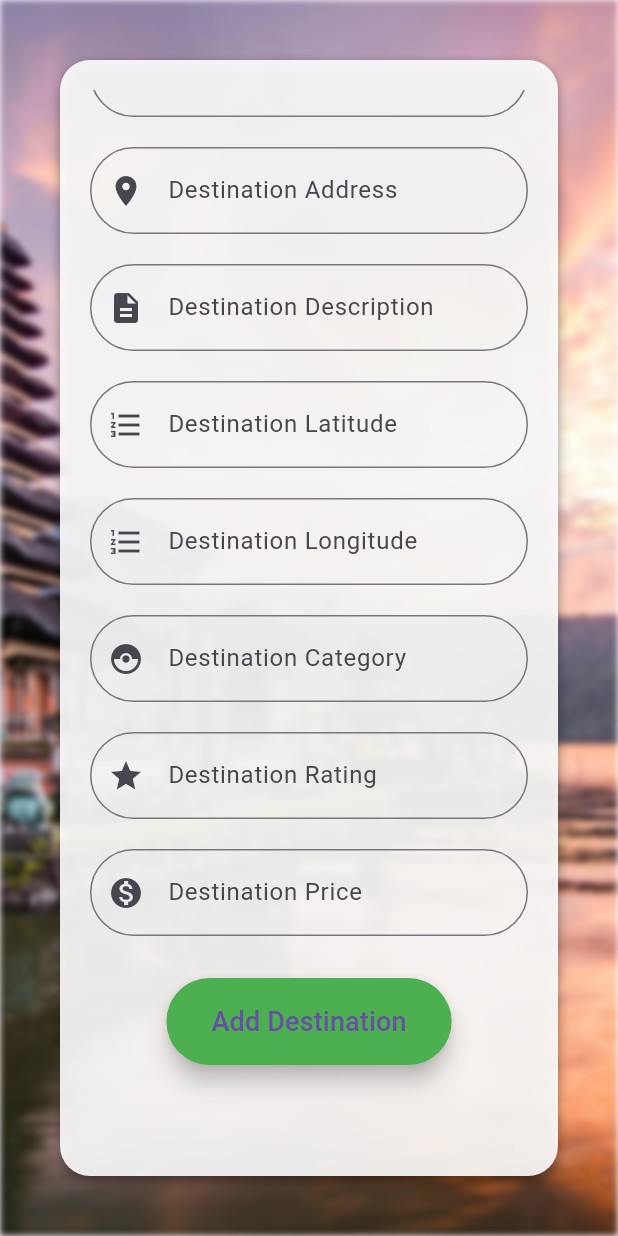
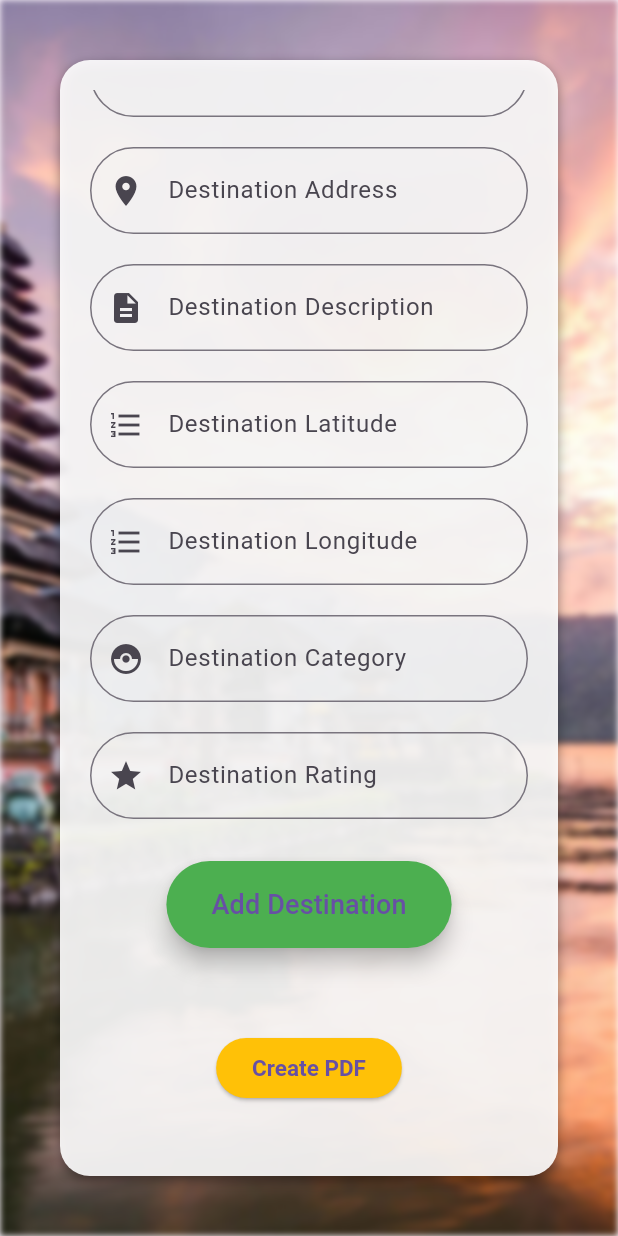
Before and after one commit to WIBU1234/tubespariwisata, a Flutter app: the UpdatePageDestination screen opened directly with empty values, scrolled down 537 dp, on a phone screen of 412 x 824 dp. Run offline on Flutter 3.47's test engine with Material 3 defaults, Android fonts, the phone set to English and light mode, and no system bars; our stand-ins replace barcode_widget, camera, dot_navigation_bar, flutter_image_compress, flutter_map, flutter_riverpod and 8 more; missing offline and left inert: mobile_scanner; accounts and stored records are empty; network calls fail.

Commit message:
Detach some stupid idea, well it works

```diff
--- a/lib/adminLaunch/container/addDestination/updateDestination.dart
+++ b/lib/adminLaunch/container/addDestination/updateDestination.dart
@@ -342,25 +342,6 @@
                             }
                             return null;
                           }),
-                      const SizedBox(height: 20),
-                      TextFormField(
-                          keyboardType: TextInputType.number,
-                          controller: controllerPrice,
-                          decoration: InputDecoration(
-                            prefixIcon: const Icon(Icons.monetization_on),
-                            labelText: 'Destination Price',
-                            border: OutlineInputBorder(
-                              borderRadius: BorderRadius.circular(50),
-                            ),
-                            contentPadding:
-                                const EdgeInsets.symmetric(vertical: 17),
-                          ),
-                          validator: (value) {
-                            if (value == '') {
-                              return 'Destination Price must be filled';
-                            }
-                            return null;
-                          }),
                       const SizedBox(height: 28),
                       ElevatedButton(
                         style: ElevatedButton.styleFrom(
@@ -385,8 +366,7 @@
                               longitude: double.parse(controllerLongitude.text),
                               imageFoto: base64string!,
                               destinationCategory: controllerCategory.text,
-                              rating: int.parse(controllerRating.text),
-                              destinationPrice: double.parse(controllerPrice.text)
+                              rating: int.parse(controllerRating.text)
                             );
                             popper(context);
                           }
--- a/lib/entity/destinasi.dart
+++ b/lib/entity/destinasi.dart
@@ -10,7 +10,6 @@
   String destinationImage;
   String destinationCategory;
   int destinationRating;
-  double destinationPrice;
 
   Destinasi(
       {this.id,
@@ -21,8 +20,7 @@
       required this.destinationLongitude,
       required this.destinationImage,
       required this.destinationCategory,
-      required this.destinationRating,
-      required this.destinationPrice});
+      required this.destinationRating});
 
   // UPDATE PLACEMENT
   factory Destinasi.fromRawJson(String str) => Destinasi.fromJson(json.decode(str));
@@ -36,7 +34,6 @@
     destinationImage: json["destinationImage"],
     destinationCategory: json["destinationCategory"],
     destinationRating: json["destinationRating"],
-    destinationPrice: (json["destinationPrice"] as num).toDouble(),
   );
 
   String toRawJson() => json.encode(toJson());
@@ -50,6 +47,5 @@
     "destinationImage": destinationImage,
     "destinationCategory": destinationCategory,
     "destinationRating": destinationRating,
-    "destinationPrice": destinationPrice,
   };
 }
--- a/lib/firebaseFunction/apiHelper/apiDestinasiFunction.dart
+++ b/lib/firebaseFunction/apiHelper/apiDestinasiFunction.dart
@@ -64,7 +64,6 @@
     required String imageFoto,
     required String destinationCategory,
     required int rating,
-    required double destinationPrice,
   }) async {
     try {
       Destinasi input = Destinasi(
@@ -76,7 +75,6 @@
         destinationImage: imageFoto,
         destinationCategory: destinationCategory,
         destinationRating: rating,
-        destinationPrice: destinationPrice,
       );
 
       Logger().i(input.toRawJson());
@@ -92,7 +90,6 @@
           "destinationImage": imageFoto,
           "destinationCategory": destinationCategory,
           "destinationRating": rating,
-          "destinationPrice": destinationPrice
       };
 
       var response = await put(Uri.http(url, endpoint + '/' + id.toString()),
```
